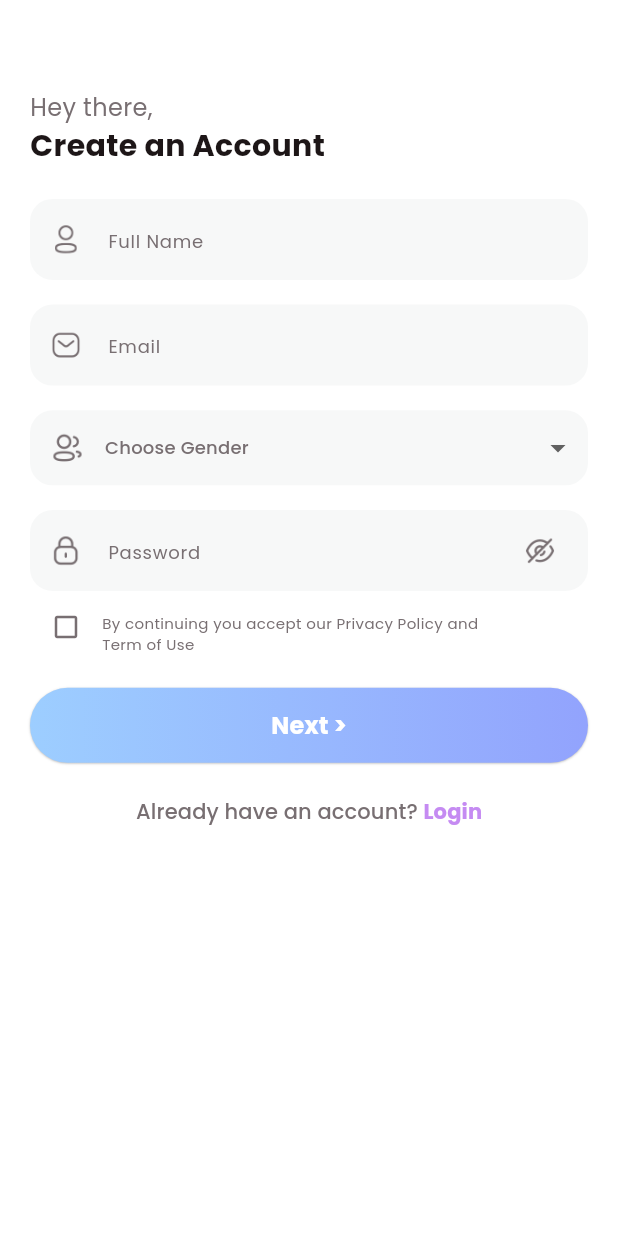
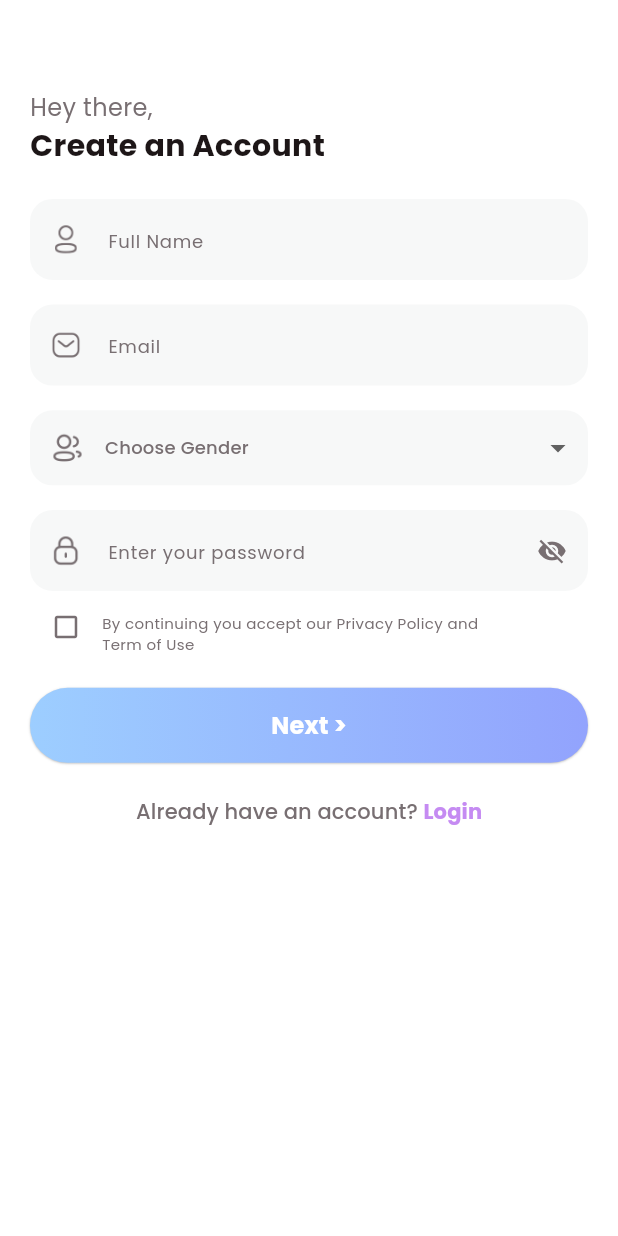
Before and after one commit to HanineBgr/Cyclink, a Flutter app: the SignUpView screen opened directly, on a phone screen of 412 x 824 dp. Run offline on Flutter 3.47's test engine with Material 3 defaults, Android fonts, the phone set to English and light mode, and no system bars; our stand-ins replace firebase_auth, firebase_core, fl_chart, flutter_blue_plus, flutter_secure_storage, get and 3 more; missing offline and left inert: dotted_dashed_line; accounts and stored records are empty; network calls fail.

```diff
--- a/lib/main.dart
+++ b/lib/main.dart
@@ -2,11 +2,13 @@ import 'package:fast_rhino/providers/workout_provider.dart';
 import 'package:flutter/material.dart';
 import 'package:get/get.dart';
 import 'package:provider/provider.dart';
-import 'providers/auth_provider.dart';
 import 'package:firebase_core/firebase_core.dart';
+import 'package:flutter_secure_storage/flutter_secure_storage.dart';
 
 import 'common/colo_extension.dart';
+import 'providers/auth_provider.dart';
 import 'view/on_boarding/on_boarding_view.dart';
+import 'view/main_tab/main_tab_view.dart';
 
 void main() async {
   WidgetsFlutterBinding.ensureInitialized();
@@ -14,8 +16,31 @@ void main() async {
   runApp(const MyApp());
 }
 
-class MyApp extends StatelessWidget {
+class MyApp extends StatefulWidget {
   const MyApp({super.key});
+
+  @override
+  State<MyApp> createState() => _MyAppState();
+}
+
+class _MyAppState extends State<MyApp> {
+  final storage = const FlutterSecureStorage();
+  Widget _initialScreen = const OnBoardingView();
+
+  @override
+  void initState() {
+    super.initState();
+    _checkLogin();
+  }
+
+  void _checkLogin() async {
+    String? token = await storage.read(key: 'jwt_token');
+    if (token != null) {
+      setState(() {
+        _initialScreen = const MainTabView();
+      });
+    }
+  }
 
   @override
   Widget build(BuildContext context) {
@@ -38,7 +63,7 @@ class MyApp extends StatelessWidget {
           brightness: Brightness.dark,
         ),
         themeMode: ThemeMode.system,
-        home: const OnBoardingView(),
+        home: _initialScreen,
       ),
     );
   }
--- a/lib/view/auth/signUp1.dart
+++ b/lib/view/auth/signUp1.dart
@@ -16,6 +16,7 @@ class SignUpView extends StatefulWidget {
 
 class _SignUpViewState extends State<SignUpView> {
   bool isCheck = false;
+  bool _isPasswordVisible = false;
 
   final TextEditingController nameController = TextEditingController();
   final TextEditingController emailController = TextEditingController();
@@ -168,18 +169,18 @@ Container(
                 ),
                 SizedBox(height: media.width * 0.04),
                  RoundTextField(
-                  hitText: "Password",
+                  hitText: "Enter your password",
                   icon: "assets/img/lock.png",
-                  obscureText: true,
+                  obscureText: !_isPasswordVisible,
                   controller: passwordController,
-                  rigtIcon: TextButton(
-                    onPressed: () {},
-                    child: Container(
-                      alignment: Alignment.center,
-                      width: 20,
-                      height: 20,
-                      child: Image.asset("assets/img/show_password.png",
-                          width: 20, height: 20, fit: BoxFit.contain, color: TColor.gray),
+                  rigtIcon: IconButton(
+                    onPressed: () {
+                      setState(() => _isPasswordVisible = !_isPasswordVisible);
+                    },
+                    icon: Icon(
+                      _isPasswordVisible ? Icons.visibility : Icons.visibility_off,
+                      color: TColor.gray,
+                      size: 20,
                     ),
                   ),
                 ),
@@ -202,7 +203,6 @@ Container(
                   title: "Next >",
                   onPressed: _validateAndContinue,
                 ),
-
                 SizedBox(height: media.width * 0.02),
                 TextButton(
                   onPressed: () {
@@ -210,7 +210,7 @@ Container(
                         MaterialPageRoute(builder: (context) => const LoginView()));
                   },
                   child: Row(
-  mainAxisAlignment: MainAxisAlignment.center, // ✅ This centers the whole row
+                    mainAxisAlignment: MainAxisAlignment.center,
                     children: [
                       Text(
                         "Already have an account? ",
@@ -226,8 +226,6 @@ Container(
                       ),
                     ],
                   ),
-
-
                 ),
                 SizedBox(height: media.width * 0.04),
               ],
```
Also changed, not shown: lib/view/auth/signUp2.dart (+21 -5 lines), lib/view/home/home_view.dart (+10 -6 lines), lib/view/profile/profile_view.dart (+7 -5 lines), assets/img/user.png (added). Lines whose indentation alone changed are shown as unchanged.
